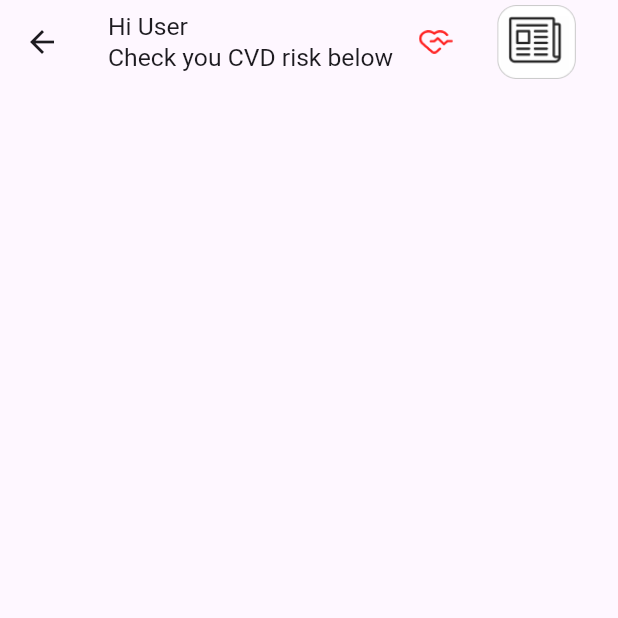
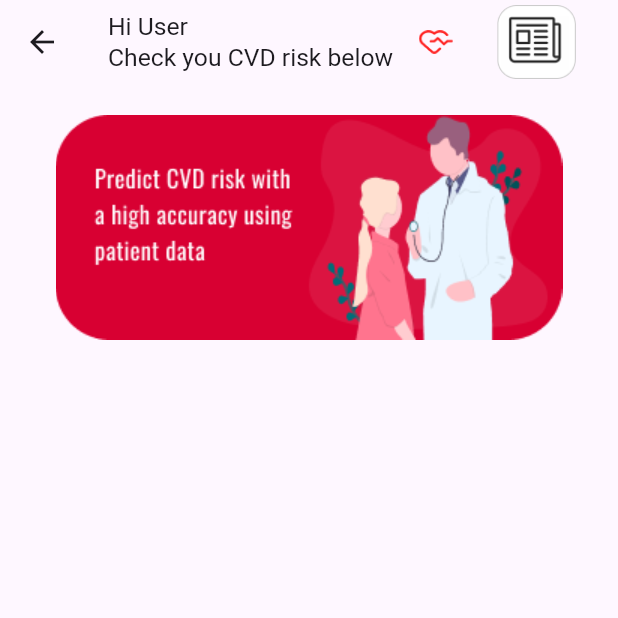
Before and after one commit to tasheera/CVD_Risk_Analyser, a Flutter app: the UserInputScreen screen opened directly, on a phone screen of 412 x 824 dp, the top half of it. Run offline on Flutter 3.47's test engine with Material 3 defaults, Android fonts, the phone set to English and light mode, and no system bars.

Commit message:
add image in user input screen

```diff
--- a/lib/screens/user_data_input_screen.dart
+++ b/lib/screens/user_data_input_screen.dart
@@ -40,6 +40,23 @@ class _UserInputScreenState extends State<UserInputScreen> {
           ),
 
       ),
+
+          body: SingleChildScrollView(
+        child: Column(
+          children: [
+            Center(
+              child: Image.asset( // doctor icon
+              'assets/user_input_screen_image.png', //image file direct
+              width: iconSize*10.8,// adjust width of image using current screen width
+              height: iconSize*5.8, // height of image
+              ),
+            ),
+
+          ],
+        ),
+      ),
+
+
     );
   }
 }
```
Also changed, not shown: assets/user_input_screen_image.png (added).
